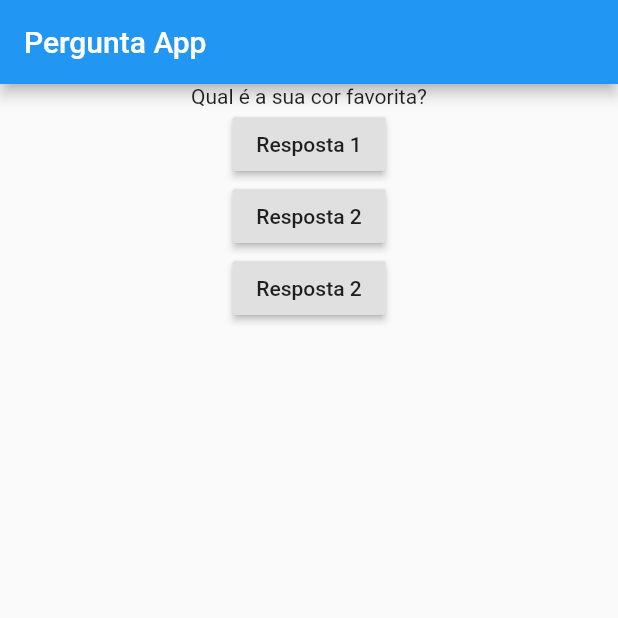
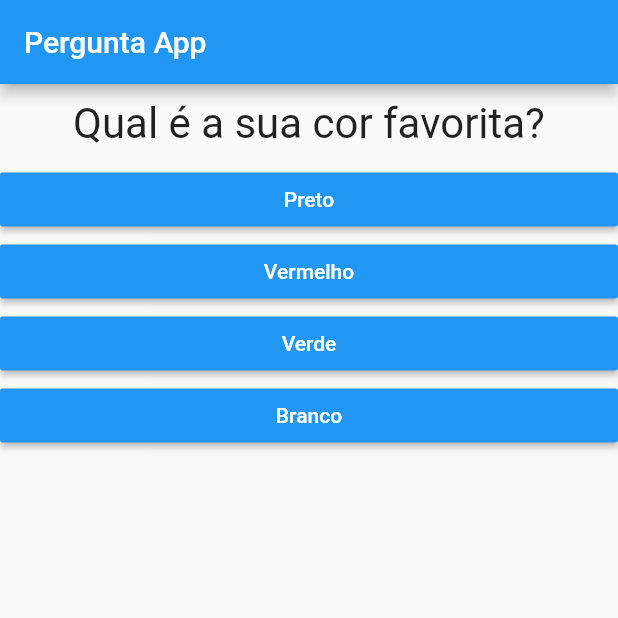
Before and after one commit to ViniDB27/quiz-flutter, a Flutter app: the screen it shows after launch, on a phone screen of 412 x 824 dp, the top half of it. Run offline on Flutter 3.47's test engine with Material 2 defaults, Android fonts, the phone set to English and light mode, and no system bars.

Commit message:
adicionado widgets resposta e questao

```diff
--- a/lib/main.dart
+++ b/lib/main.dart
@@ -1,21 +1,47 @@
 import 'package:flutter/material.dart';
+import 'package:quiz/widgets/questao.dart';
+import 'package:quiz/widgets/resposta.dart';
 
-void main() => runApp(PerguntaApp());
+void main() => runApp(const PerguntaApp());
 
-class PerguntaApp extends StatelessWidget {
-  PerguntaApp({Key? key}) : super(key: key);
+class PerguntaApp extends StatefulWidget {
+  const PerguntaApp({Key? key}) : super(key: key);
 
-  final List<String> perguntas = [
-    "Qual é a sua cor favorita?",
-    "Qual é o seu animal favorito?",
+  @override
+  State<PerguntaApp> createState() => _PerguntaAppState();
+}
+
+class _PerguntaAppState extends State<PerguntaApp> {
+  var _perguntaSel = 0;
+
+  final List<Map<String, Object>> _perguntas = [
+    {
+      "texto": "Qual é a sua cor favorita?",
+      "respostas": ["Preto", "Vermelho", "Verde", "Branco"]
+    },
+    {
+      "texto": "Qual é o seu animal favorito?",
+      "respostas": ["Coelho", "Cobra", "Elefante", "Leão"]
+    },
+    {
+      "texto": "Qual é o seu instrutor favorito?",
+      "respostas": ["Maria", "João", "Leo", "Pedro"]
+    }
   ];
 
-  void responder() {
-    print("repondido");
+  void _responder(String resp) {
+    if (_perguntaSel < (_perguntas.length - 1)) {
+      setState(() {
+        _perguntaSel++;
+      });
+    }
+    print(resp);
   }
 
   @override
   Widget build(BuildContext context) {
+    List<String> respostas = _perguntas[_perguntaSel].cast()['respostas'];
+
     return MaterialApp(
       home: Scaffold(
         appBar: AppBar(
@@ -26,19 +52,13 @@ class PerguntaApp extends StatelessWidget {
           child: Column(
             crossAxisAlignment: CrossAxisAlignment.center,
             children: [
-              Text(perguntas[0]),
-              RaisedButton(
-                onPressed: responder,
-                child: Text("Resposta 1"),
-              ),
-              RaisedButton(
-                onPressed: responder,
-                child: Text("Resposta 2"),
-              ),
-              RaisedButton(
-                onPressed: responder,
-                child: Text("Resposta 2"),
-              ),
+              Questao(_perguntas[_perguntaSel]['texto'].toString()),
+              ...respostas.map(
+                (textResp) => Resposta(
+                  texto: textResp,
+                  onPressed: () => _responder(textResp),
+                ),
+              ).toList(),
             ],
           ),
         ),
--- /dev/null
+++ b/lib/widgets/questao.dart
@@ -0,0 +1,19 @@
+import 'package:flutter/material.dart';
+
+class Questao extends StatelessWidget {
+  final String texto;
+  const Questao(this.texto, {Key? key}) : super(key: key);
+
+  @override
+  Widget build(BuildContext context) {
+    return Container(
+      width: double.infinity,
+      margin: const EdgeInsets.all(10),
+      child: Text(
+        texto,
+        style: const TextStyle(fontSize: 28),
+        textAlign: TextAlign.center,
+      ),
+    );
+  }
+}
--- /dev/null
+++ b/lib/widgets/resposta.dart
@@ -0,0 +1,25 @@
+import 'package:flutter/material.dart';
+
+class Resposta extends StatelessWidget {
+  final String texto;
+  final void Function() onPressed;
+
+  const Resposta({
+    required this.texto,
+    required this.onPressed,
+    Key? key,
+  }) : super(key: key);
+
+  @override
+  Widget build(BuildContext context) {
+    return Container(
+      width: double.infinity,
+      child: RaisedButton(
+        onPressed: onPressed,
+        child: Text(texto),
+        color: Colors.blue,
+        textColor: Colors.white,
+      ),
+    );
+  }
+}
```
